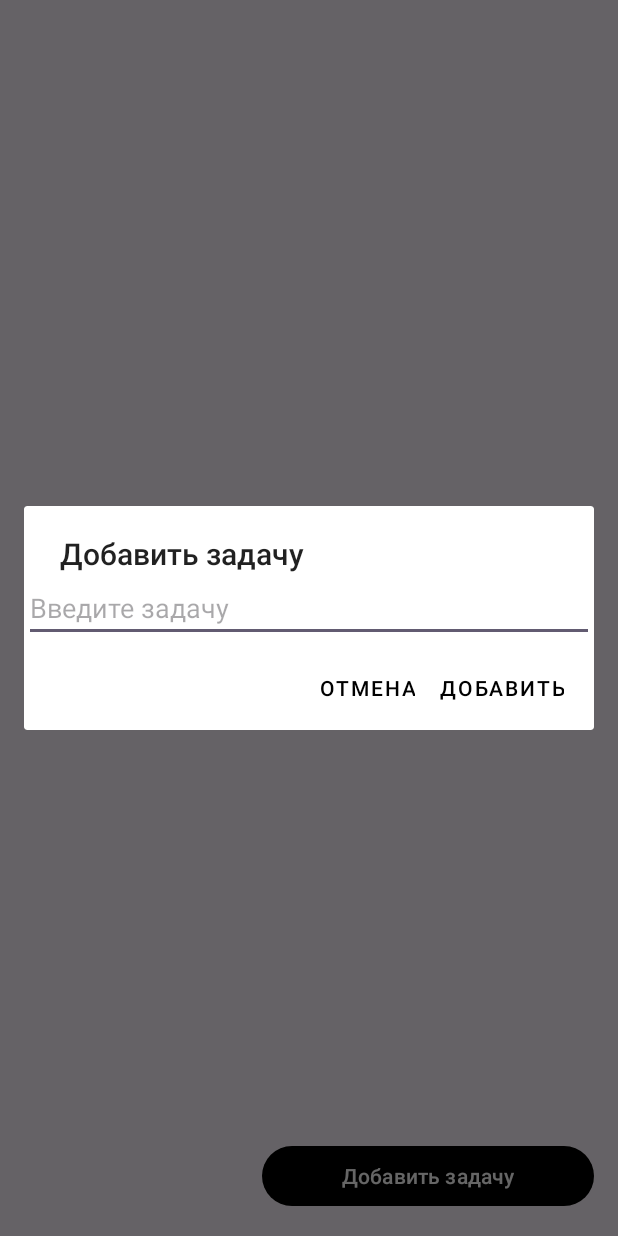
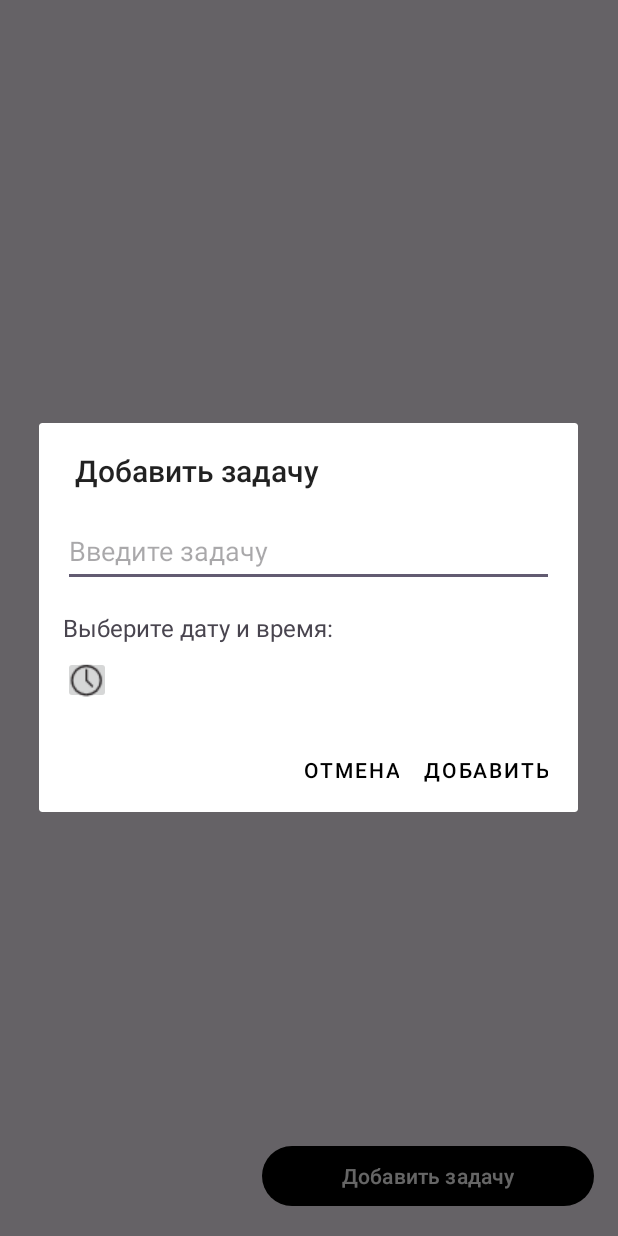
Before and after one commit to ikanit1/diplomnaya, an Android app: the WorkSpace screen opened directly, with no data from a screen before it, after a tap on "Добавить задачу", on a phone screen of 412 x 824 dp. Run offline under Robolectric (Android 15) with nearby library versions, the phone set to English and light mode, and no system bars.

Commit message:
Сделал добавление времени и даты к заметке

```diff
--- /dev/null
+++ b/app/src/main/java/com/example/diplomnaya/TaskDatabaseHelper.java
@@ -0,0 +1,89 @@
+package com.example.diplomnaya;
+
+import android.annotation.SuppressLint;
+import android.content.ContentValues;
+import android.content.Context;
+import android.database.Cursor;
+import android.database.sqlite.SQLiteDatabase;
+import android.database.sqlite.SQLiteOpenHelper;
+import java.util.ArrayList;
+import java.util.List;
+
+public class TaskDatabaseHelper extends SQLiteOpenHelper {
+
+    private static final int DATABASE_VERSION = 1;
+    private static final String DATABASE_NAME = "TaskManager";
+    private static final String TABLE_TASKS = "tasks";
+    private static final String COLUMN_ID = "id";
+    private static final String COLUMN_TASK_TEXT = "task_text";
+    private static final String COLUMN_DATE_CREATED = "date_created";
+    private static final String COLUMN_TIME_CREATED = "time_created";
+
+    public TaskDatabaseHelper(Context context) {
+        super(context, DATABASE_NAME, null, DATABASE_VERSION);
+    }
+
+    @Override
+    public void onCreate(SQLiteDatabase db) {
+        String CREATE_TASKS_TABLE = "CREATE TABLE " + TABLE_TASKS + "("
+                + COLUMN_ID + " INTEGER PRIMARY KEY,"
+                + COLUMN_TASK_TEXT + " TEXT,"
+                + COLUMN_DATE_CREATED + " TEXT,"
+                + COLUMN_TIME_CREATED + " TEXT)";
+        db.execSQL(CREATE_TASKS_TABLE);
+    }
+
+
+    @Override
+    public void onUpgrade(SQLiteDatabase db, int oldVersion, int newVersion) {
+        // Удаляем старую таблицу
+        db.execSQL("DROP TABLE IF EXISTS " + TABLE_TASKS);
+        // Создаем новую таблицу
+        onCreate(db);
+    }
+
+
+    public void addTask(Task task) {
+        try (SQLiteDatabase db = this.getWritableDatabase()) {
+            ContentValues values = new ContentValues();
+            values.put(COLUMN_TASK_TEXT, task.getText());
+            values.put(COLUMN_DATE_CREATED, task.getDateCreated());
+            values.put(COLUMN_TIME_CREATED, task.getTimeCreated());
+            db.insert(TABLE_TASKS, null, values);
+        } catch (Exception e) {
+            e.printStackTrace();
+        }
+    }
+
+    @SuppressLint("Range")
+    public List<Task> getAllTasks() {
+        List<Task> taskList = new ArrayList<>();
+        String selectQuery = "SELECT * FROM " + TABLE_TASKS;
+        try (SQLiteDatabase db = this.getWritableDatabase();
+             Cursor cursor = db.rawQuery(selectQuery, null)) {
+            if (cursor != null) {
+                while (cursor.moveToNext()) {
+                    Task task = new Task();
+                    task.setId(cursor.getInt(cursor.getColumnIndex(COLUMN_ID)));
+                    task.setText(cursor.getString(cursor.getColumnIndex(COLUMN_TASK_TEXT)));
+                    task.setDateCreated(cursor.getString(cursor.getColumnIndex(COLUMN_DATE_CREATED)));
+                    task.setTimeCreated(cursor.getString(cursor.getColumnIndex(COLUMN_TIME_CREATED)));
+                    taskList.add(task);
+                }
+                cursor.close();
+            }
+        } catch (Exception e) {
+            e.printStackTrace();
+        }
+        return taskList;
+    }
+
+
+    public void deleteTask(Task task) {
+        try (SQLiteDatabase db = this.getWritableDatabase()) {
+            db.delete(TABLE_TASKS, COLUMN_ID + " = ?", new String[]{String.valueOf(task.getId())});
+        } catch (Exception e) {
+            e.printStackTrace();
+        }
+    }
+}
--- a/app/src/main/res/layout/dialog_add_task.xml
+++ b/app/src/main/res/layout/dialog_add_task.xml
@@ -1,12 +1,32 @@
 <?xml version="1.0" encoding="utf-8"?>
-<RelativeLayout xmlns:android="http://schemas.android.com/apk/res/android"
+<LinearLayout xmlns:android="http://schemas.android.com/apk/res/android"
     android:layout_width="match_parent"
-    android:layout_height="wrap_content">
+    android:layout_height="wrap_content"
+    android:orientation="vertical"
+    android:padding="16dp">
 
     <EditText
         android:id="@+id/editTextTask"
         android:layout_width="match_parent"
         android:layout_height="wrap_content"
-        android:hint="Введите задачу" />
+        android:hint="Введите задачу"
+        android:minHeight="48dp" />
 
-</RelativeLayout>
+    <!-- Добавляем новые элементы для выбора даты и времени -->
+    <TextView
+        android:id="@+id/textViewDateTime"
+        android:layout_width="wrap_content"
+        android:layout_height="wrap_content"
+        android:text="Выберите дату и время:"
+        android:textSize="16sp"
+        android:layout_marginTop="16dp"/>
+
+    <ImageButton
+        android:id="@+id/buttonPickDateTime"
+        android:layout_width="32dp"
+        android:layout_height="32dp"
+        android:text="Выбрать дату и время"
+        android:src="@drawable/clock"
+        android:layout_marginTop="8dp"/>
+
+</LinearLayout>
--- a/app/src/main/res/layout/workspace_main.xml
+++ b/app/src/main/res/layout/workspace_main.xml
@@ -4,6 +4,8 @@
     xmlns:tools="http://schemas.android.com/tools"
     android:layout_width="match_parent"
     android:layout_height="match_parent">
+
+
 
     <ScrollView
         android:layout_width="0dp"
```
Also changed, not shown: app/src/main/java/com/example/diplomnaya/Task.java (added, +52 -0 lines), app/src/main/java/com/example/diplomnaya/WorkSpace.java (+89 -17 lines), app/src/main/res/layout/task_item.xml (+20 -10 lines), app/src/main/res/drawable/clock.png (added).
